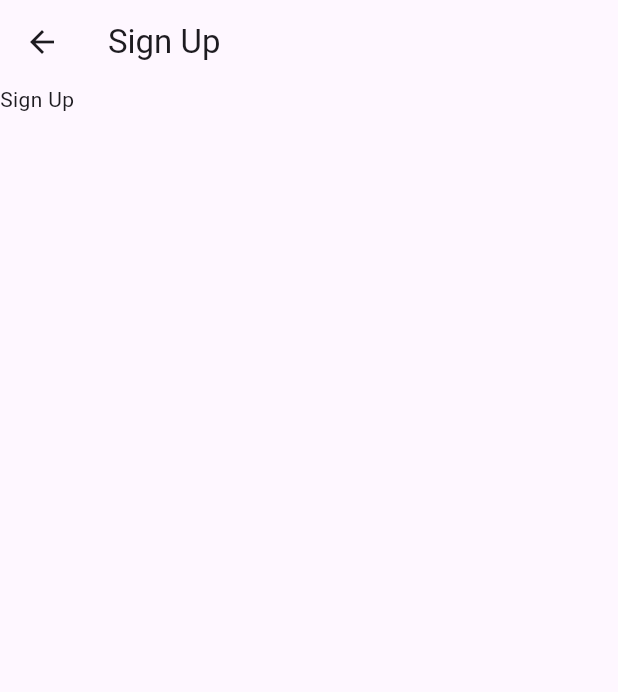
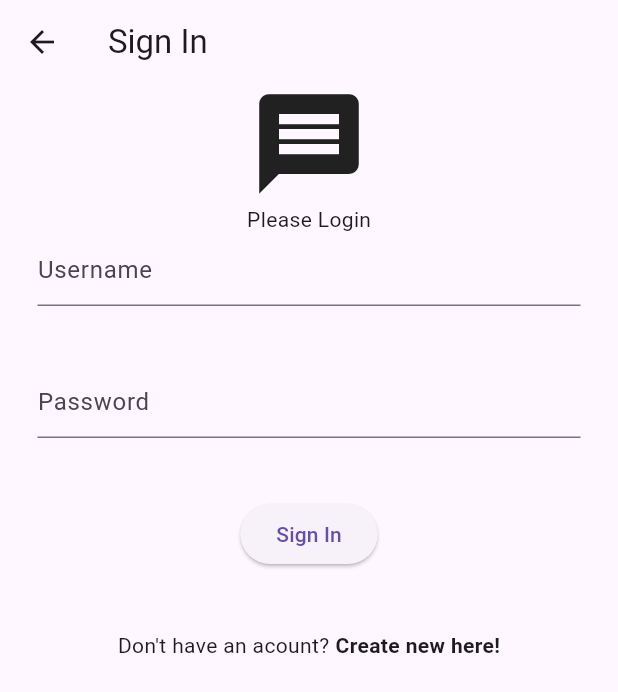
Before and after one commit to LRunt/Note-appliaction, a Flutter app: the SignUpPage screen opened directly, on a phone screen of 412 x 824 dp. Shown: the top 692 px of the screen. Run offline on Flutter 3.47's test engine with Material 3 defaults, Android fonts, the phone set to English and light mode, and no system bars; missing offline and left inert: flutter_fancy_tree_view.

Commit message:
Improving sign up page

```diff
--- a/notes/lib/main.dart
+++ b/notes/lib/main.dart
@@ -7,8 +7,6 @@ void main() => runApp(const MyApp());
 class MyApp extends StatelessWidget {
   const MyApp({super.key});
 
-  static const appTitle = 'Notes';
-
   @override
   Widget build(BuildContext context) {
     return const MaterialApp(
--- a/notes/lib/screens/mainScreen.dart
+++ b/notes/lib/screens/mainScreen.dart
@@ -43,6 +43,10 @@ class MainScreen extends StatelessWidget{
             ),
             textAlign: TextAlign.center, // Center the text
           ),
+        ),
+        floatingActionButton: FloatingActionButton(
+          onPressed: (){},
+          child: const Icon(Icons.add),
         ),
       );
   }
--- a/notes/lib/screens/signup.dart
+++ b/notes/lib/screens/signup.dart
@@ -1,19 +1,65 @@
 import 'package:flutter/material.dart';
 
-class SignUpPage extends StatelessWidget{
+class SignUpPage extends StatelessWidget {
   const SignUpPage({super.key});
 
-  static const name = "Sign Up";
+  static const login = "Sign In";
+  static const pleaseLogin = "Please Login";
 
   @override
   Widget build(BuildContext context) {
     return Scaffold(
       appBar: AppBar(
-        title: Text(name),
+        title: const Text(login),
       ),
-      body: Text(name),
+      body: Center(
+        child: Padding(
+            padding: const EdgeInsets.symmetric(horizontal: 25.0),
+            child: Column(
+              children: [
+                const Icon(Icons.message, size: 80),
+                const Text(pleaseLogin),
+                const TextField(
+                  decoration: InputDecoration(
+                    hintText: "Username",
+                  ),
+                ),
+                const SizedBox(
+                  height: 40,
+                ),
+                const TextField(
+                  obscureText: true,
+                  obscuringCharacter: "*",
+                  decoration: InputDecoration(
+                    hintText: "Password",
+                  ),
+                ),
+                const SizedBox(
+                  height: 40,
+                ),
+                ElevatedButton(
+                  onPressed: () {
+                    print('Touched');
+                  },
+                  child: const Text(login),
+                ),
+                const SizedBox(
+                  height: 40,
+                ),
+                const Row(
+                  mainAxisAlignment: MainAxisAlignment.center,
+                  children: [
+                    Text("Don't have an acount?"),
+                    SizedBox(width: 4),
+                    Text(
+                      "Create new here!",
+                      style: TextStyle(fontWeight: FontWeight.bold),
+                    ),
+                  ],
+                ),
+              ],
+            )),
+      ),
     );
   }
-
-
 }
```
